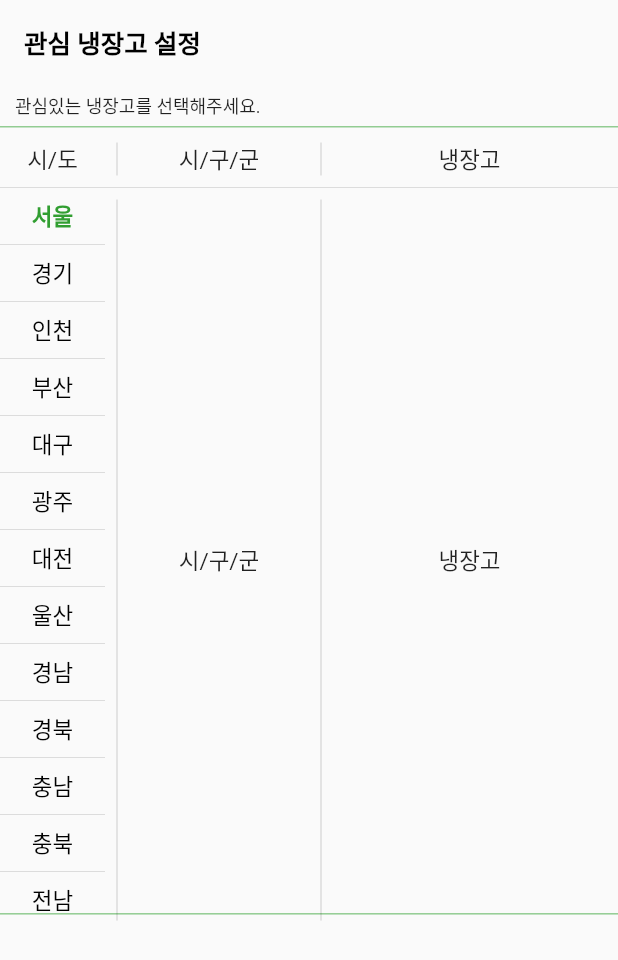
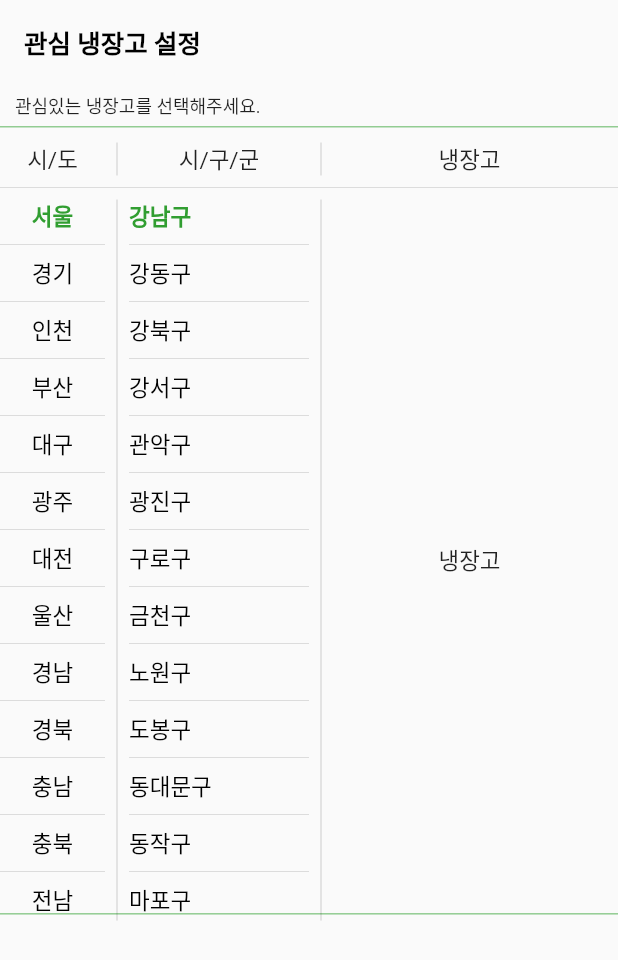
Before and after one commit to LeeShinwon/greeny, a Flutter app: the screen it shows once a user with an empty profile is signed in, on a phone screen of 412 x 824 dp. Shown: the top 960 px of the screen. Run offline on Flutter 3.47's test engine with Material 2 defaults, Android fonts, the light colour scheme and no system bars; our stand-ins replace animated_splash_screen, cloud_firestore, firebase_auth, firebase_core, get, google_maps_flutter and 2 more; missing offline and left inert: kakao_flutter_sdk; accounts and stored records are empty; generated files the repository leaves out were written again; Roboto replaces fonts that are missing (NanumGothicFont).

Commit message:
change mygreeny_view.dart

```diff
--- a/lib/ui/registration/mygreeny/mygreeny_view.dart
+++ b/lib/ui/registration/mygreeny/mygreeny_view.dart
@@ -40,7 +40,8 @@ const List<List<String>> town = [
   ['강릉시','고성군','동해시','삼척시','속초시','양구군','양양군','영원군','원주시','인제군','정선군','철원군','춘천시','태백시','평창군','홍천군','화천군','횡성군'],
   //제주
   ['서귀포시','제주시'],
-  //세종은 없음...
+  //세종
+  ['세종시'],
 
 ];
 
@@ -53,6 +54,7 @@ class MyGreenyView extends StatefulWidget {
 
 class _MyGreenyViewState extends State<MyGreenyView> {
   int _onTapCity =0;
+  int _onTapTown =0;
 
   @override
   Widget build(BuildContext context) {
@@ -148,14 +150,34 @@ class _MyGreenyViewState extends State<MyGreenyView> {
                         ),
                       ),
                       VerticalDivider(thickness: 1),
-                      SizedBox(
+                      Container(
                           width: getScreenWidth(context) > 400 ? 120 : 100,
-                          child: Center(child: Text('시/구/군',style: TextStyle(
-                            fontSize: getScreenWidth(context) > 400 ? 15 : 10,
-                          ),))
+                          height: (getScreenHeight(context)- kToolbarHeight - 17)*0.7-45,
+                          child: ListView.separated(
+                            itemBuilder: (BuildContext context,int index){
+                              return GestureDetector(
+                                child: Text(town[_onTapCity][index],style: TextStyle(
+                                  fontSize: getScreenWidth(context) > 400 ? 15 : 10,
+                                  fontWeight: _onTapTown == index ? FontWeight.w800:FontWeight.w500,
+                                  color: _onTapTown == index ?Color(0xff319E31):Colors.black,
+                                ),),
+                                onTap: (){
+                                  setState(() {
+                                    _onTapTown = index;
+                                  });
+                                },
+                              );
+                            },
+                            separatorBuilder: (BuildContext context, int index) {
+                              return Divider();
+                            },
+                            itemCount: town[_onTapCity].length,
+                          ),
                       ),
                       VerticalDivider(thickness: 1),
-                      SizedBox(width:getScreenWidth(context) > 400 ? getScreenWidth(context)-230 : getScreenWidth(context)-200,
+                      Container(
+                          width:getScreenWidth(context) > 400 ? getScreenWidth(context)-230 : getScreenWidth(context)-200,
+                          height: (getScreenHeight(context)- kToolbarHeight - 17)*0.7-45,
                           child: Center(child: Text('냉장고',style: TextStyle(
                             fontSize: getScreenWidth(context) > 400 ? 15 : 10,
                           ),))
```
